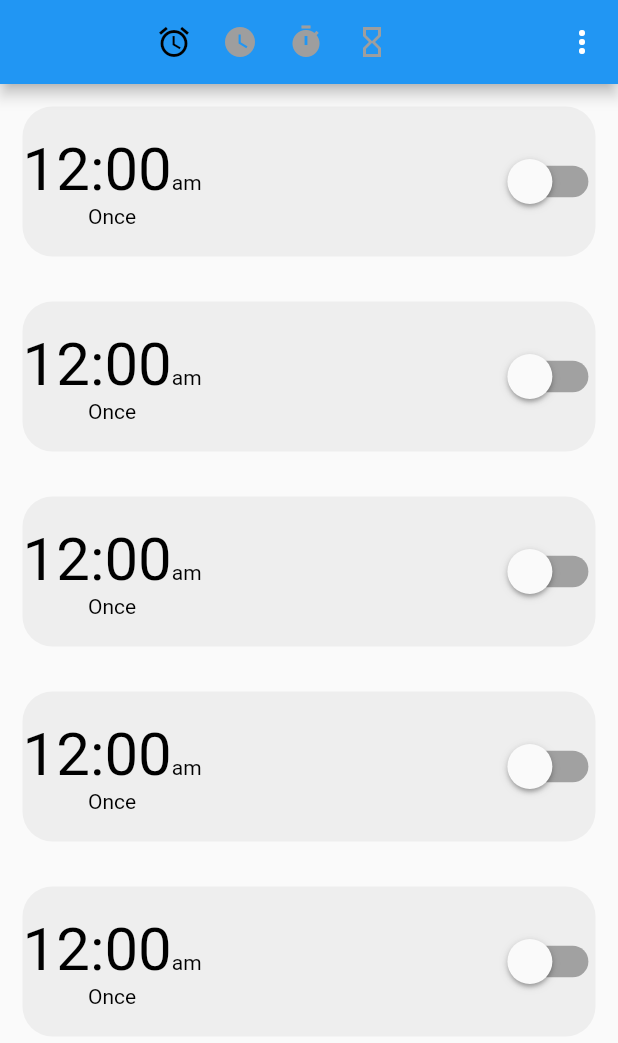
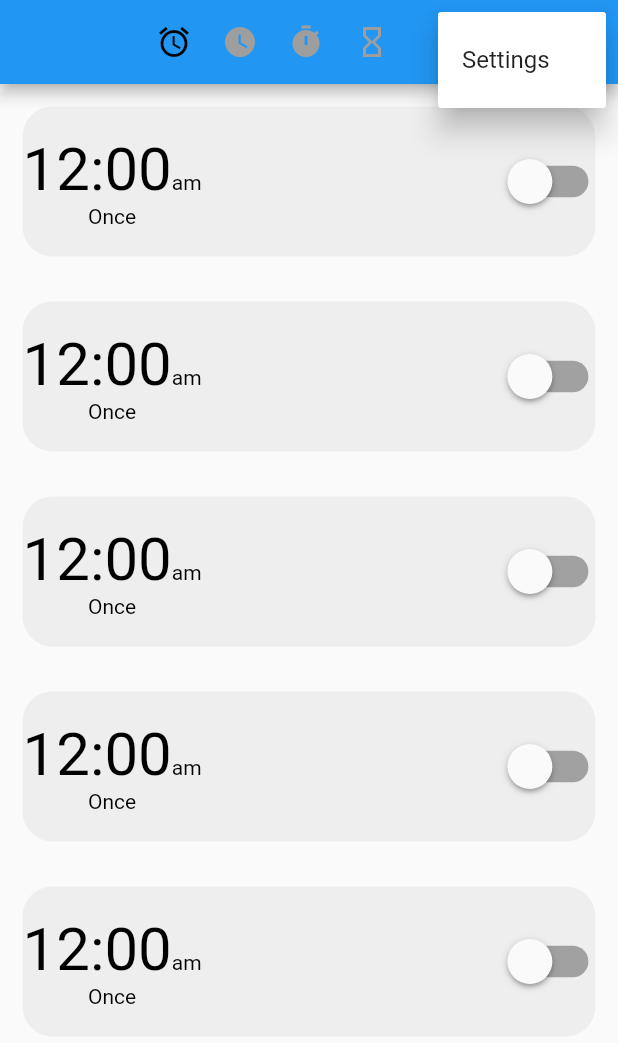
Before and after one commit to 20sw084/Clock, a Flutter app: the screen it shows after launch, after a tap on the "more vert" icon, on a phone screen of 412 x 824 dp. Shown: the top 1043 px of the screen. Run offline on Flutter 3.47's test engine with Material 2 defaults, Android fonts, the phone set to English and light mode, and no system bars.

Commit message:
Without Slider, on appbar at this stage. however, still working fine except sliding feature

```diff
--- a/lib/static_screen.dart
+++ b/lib/static_screen.dart
@@ -72,11 +72,24 @@ class _AlarmScreenState extends State<AlarmScreen> {
             ),
           ),
           actions: <Widget>[
-            IconButton(
-                onPressed: () {
-                  print("object");
+            PopupMenuButton(
+              // add icon, by default "3 dot" icon
+              // icon: Icon(Icons.book)
+                itemBuilder: (context){
+                  return [
+                    PopupMenuItem<int>(
+                      value: 0,
+                      child: Text("Settings"),
+                    ),
+                  ];
                 },
-                icon: Icon(Icons.more_vert))
+                onSelected:(value){
+                  if(value == 0){
+                    // TODO: theme chnge on screen
+                    print("Settings Screen here.");
+                  }
+                }
+            ),
           ],
         ),
         // backgroundColor: Colors.black,
```
